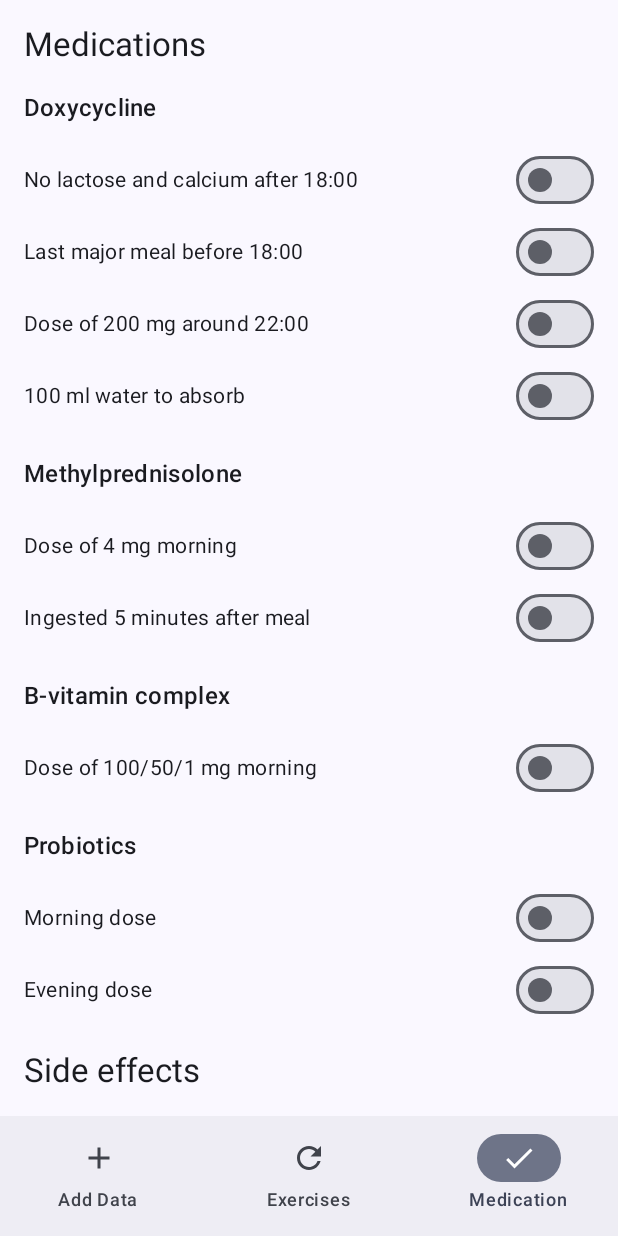
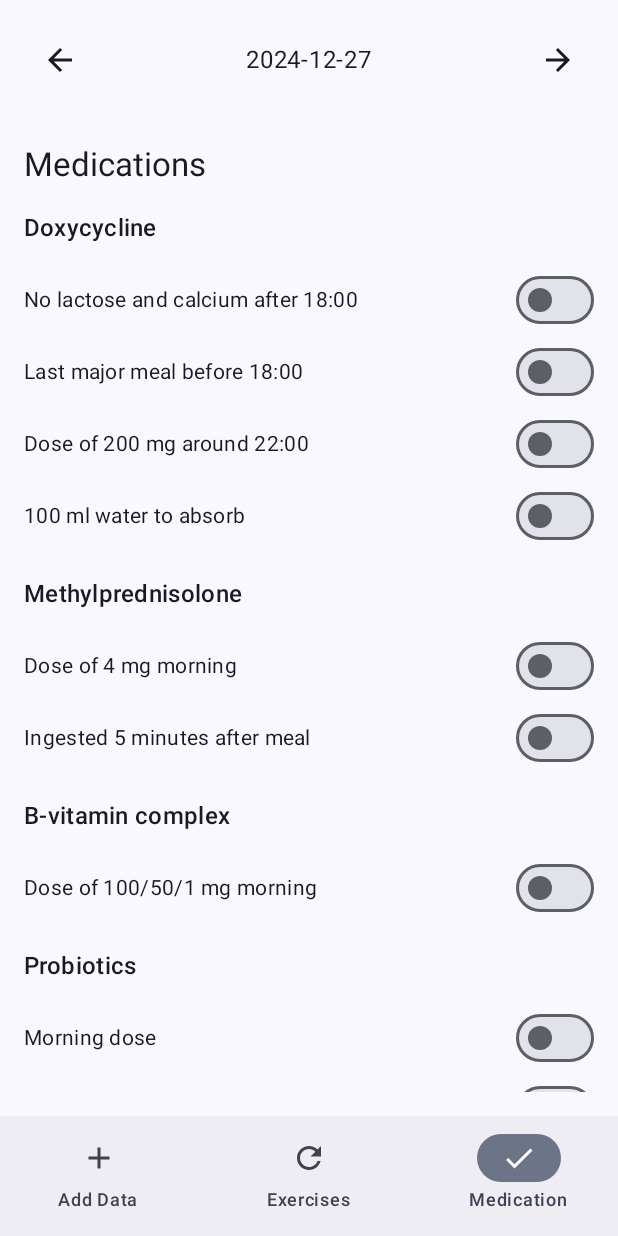
Before and after one commit to matyasmatta/matts-health-tracker, an Android app built with Jetpack Compose: the screen it shows after launch (MainActivity), item 3 of the bottom bar chosen, on a phone screen of 412 x 824 dp. Run offline under Robolectric (Android 15) with nearby library versions, the phone set to English and light mode, and no system bars.

Commit message:
datepicker there but doesn't work

```diff
--- a/app/src/main/java/com/example/mattshealthtracker/MainActivity.kt
+++ b/app/src/main/java/com/example/mattshealthtracker/MainActivity.kt
@@ -28,6 +28,18 @@ import androidx.compose.material.icons.filled.Delete
 import com.example.mattshealthtracker.ui.theme.MattsHealthTrackerTheme
 import com.example.mattshealthtracker.AppGlobals
 import android.util.Log
+import androidx.compose.foundation.clickable
+import androidx.compose.material.icons.filled.ArrowBack
+import androidx.compose.material.icons.filled.ArrowForward
+import com.google.android.material.datepicker.MaterialDatePicker
+import java.text.DateFormat
+import java.time.Instant
+import java.time.ZoneId
+import java.time.format.DateTimeFormatter
+import androidx.compose.material3.Icon
+import androidx.compose.material3.IconButton
+import android.app.Activity
+import androidx.fragment.app.FragmentActivity
 
 class MainActivity : ComponentActivity() {
     override fun onCreate(savedInstanceState: Bundle?) {
@@ -50,10 +62,95 @@ sealed class BottomNavItem(val route: String, val label: String, val icon: Image
     object MedicationTracking : BottomNavItem("medication_tracking", "Medication", Icons.Default.Check) // New Screen
 }
 
+@Composable
+fun DateNavigationBar() {
+    val context = LocalContext.current
+    var isDatePickerVisible by remember { mutableStateOf(false) }
+
+    // Use mutable state for openedDay inside the composable to trigger recomposition
+    var openedDay by remember { mutableStateOf(AppGlobals.openedDay) }
+
+    // Log when recomposing
+    Log.d("DateNavigation", "Recomposing DateNavigationBar: $openedDay")
+
+    // Update formatted date when openedDay changes
+    val formattedDate = remember(openedDay) {
+        openedDay // Use the mutable state to update the displayed date
+    }
+
+    Row(
+        modifier = Modifier
+            .fillMaxWidth()
+            .padding(16.dp),
+        verticalAlignment = Alignment.CenterVertically,
+        horizontalArrangement = Arrangement.SpaceBetween
+    ) {
+        // Previous Day Button
+        IconButton(
+            onClick = {
+                val currentDate = AppGlobals.getOpenedDayAsLocalDate()
+                val previousDay = currentDate.minusDays(1)
+                AppGlobals.setOpenedDayFromLocalDate(previousDay) // Update global state
+                openedDay = AppGlobals.openedDay // Update local state
+                Log.d("DateNavigation", "Changed to previous day: $openedDay")
+            }
+        ) {
+            Icon(imageVector = Icons.Default.ArrowBack, contentDescription = "Previous Day")
+        }
+
+        // Date Text, clickable to open date picker
+        Text(
+            text = formattedDate,
+            style = MaterialTheme.typography.bodyLarge,
+            modifier = Modifier
+                .clickable {
+                    isDatePickerVisible = true // Open the date picker
+                    Log.d("DateNavigation", "Opening Date Picker")
+                }
+                .padding(8.dp)
+        )
+
+        // Next Day Button
+        IconButton(
+            onClick = {
+                val currentDate = AppGlobals.getOpenedDayAsLocalDate()
+                val nextDay = currentDate.plusDays(1)
+                AppGlobals.setOpenedDayFromLocalDate(nextDay) // Update global state
+                openedDay = AppGlobals.openedDay // Update local state
+                Log.d("DateNavigation", "Changed to next day: $openedDay")
+            }
+        ) {
+            Icon(imageVector = Icons.Default.ArrowForward, contentDescription = "Next Day")
+        }
+    }
+
+    // Date Picker logic
+    if (isDatePickerVisible) {
+        val picker = MaterialDatePicker.Builder.datePicker().build()
+
+        picker.addOnPositiveButtonClickListener { timestamp ->
+            val selectedDate = Instant.ofEpochMilli(timestamp).atZone(ZoneId.systemDefault()).toLocalDate()
+            AppGlobals.setOpenedDayFromLocalDate(selectedDate) // Update global state
+            openedDay = AppGlobals.openedDay // Sync local state with global state
+            Log.d("DateNavigation", "Selected new date: $openedDay")
+        }
+
+        val activity = context as? FragmentActivity
+        activity?.let {
+            picker.show(it.supportFragmentManager, "DATE_PICKER")
+        }
+
+        // Set picker visibility to false after it is opened
+        isDatePickerVisible = false
+    }
+}
+
 
 @Composable
 fun HealthTrackerApp() {
     var currentScreen by remember { mutableStateOf<BottomNavItem>(BottomNavItem.AddData) }
+
+    Log.d("HealthTrackerApp", "Recomposing HealthTrackerApp")
 
     Scaffold(
         bottomBar = {
@@ -61,23 +158,29 @@ fun HealthTrackerApp() {
                 listOf(
                     BottomNavItem.AddData,
                     BottomNavItem.Exercises,
-                    BottomNavItem.MedicationTracking // Add to navigation bar
+                    BottomNavItem.MedicationTracking
                 ).forEach { item ->
                     NavigationBarItem(
                         icon = { Icon(imageVector = item.icon, contentDescription = item.label) },
                         label = { Text(item.label) },
                         selected = currentScreen == item,
-                        onClick = { currentScreen = item }
+                        onClick = {
+                            Log.d("HealthTrackerApp", "Switching to screen: ${item.label}")
+                            currentScreen = item
+                        }
                     )
                 }
             }
         }
     ) { innerPadding ->
-        Box(modifier = Modifier.padding(innerPadding)) {
-            when (currentScreen) {
-                is BottomNavItem.AddData -> HealthTrackerScreen() // Add Data Screen
-                is BottomNavItem.Exercises -> ExercisesScreen() // Browse Data Screen
-                is BottomNavItem.MedicationTracking -> MedicationScreen() // Medication Screen
+        Column(modifier = Modifier.padding(innerPadding)) {
+            DateNavigationBar() // Add the new navigation bar here.
+            Box(modifier = Modifier.fillMaxSize()) {
+                when (currentScreen) {
+                    is BottomNavItem.AddData -> HealthTrackerScreen()
+                    is BottomNavItem.Exercises -> ExercisesScreen()
+                    is BottomNavItem.MedicationTracking -> MedicationScreen()
+                }
             }
         }
     }
@@ -86,6 +189,8 @@ fun HealthTrackerApp() {
 @Composable
 fun ExercisesScreen() {
     val context = LocalContext.current
+    // Log recomposition of ExercisesScreen
+    Log.d("ExercisesScreen", "Recomposing ExercisesScreen")
 
     // Manage database lifecycle properly
     val dbhelper = remember { ExerciseDatabaseHelper(context) }
@@ -107,6 +212,9 @@ fun ExercisesScreen() {
     var pushUps by remember { mutableStateOf(exerciseData.pushups) }
     var postureCorrections by remember { mutableStateOf(exerciseData.posture) }
 
+    // Log the exercise data to check if it is updating
+    Log.d("ExercisesScreen", "Fetched exercise data: Pushups=$pushUps, Posture=$postureCorrections")
+
     // Helper function to update database and preferences in one place
     fun updateData() {
         dbhelper.insertOrUpdateData(
@@ -119,6 +227,7 @@ fun ExercisesScreen() {
         editor.putInt("pushUps", pushUps)
             .putInt("postureCorrections", postureCorrections)
             .apply()
+        Log.d("ExercisesScreen", "Updated exercise data: Pushups=$pushUps, Posture=$postureCorrections")
     }
 
     Column(
```
Also changed, not shown: app/src/main/java/com/example/mattshealthtracker/AppGlobals.kt (+20 -1 lines).
